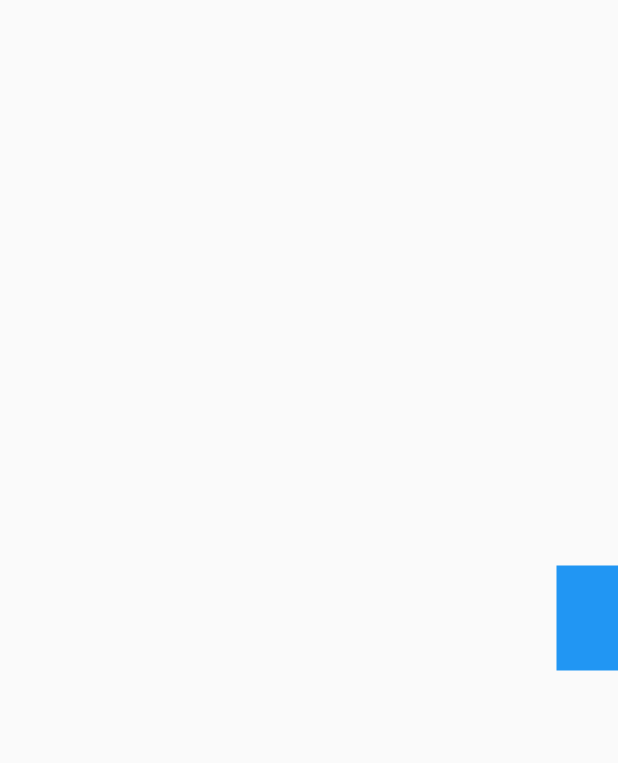
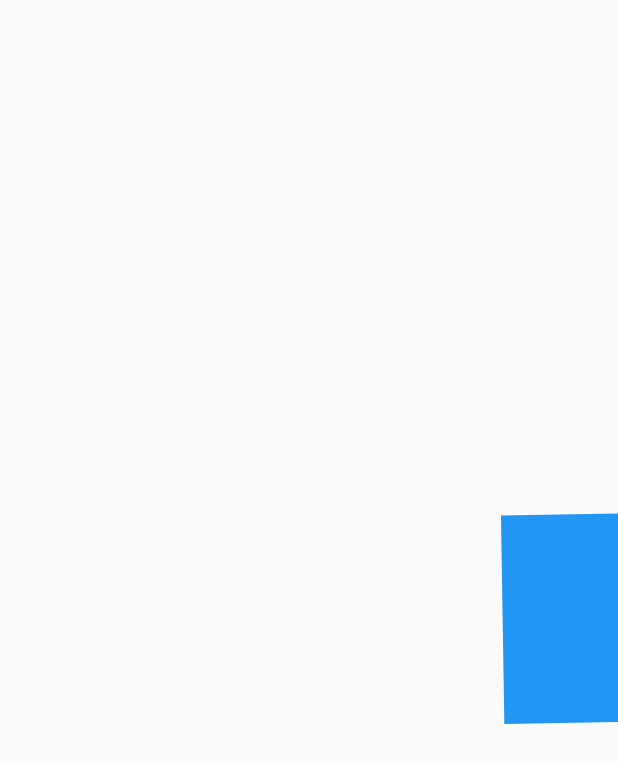
Before and after one commit to Alejandrofenix/AlejandrofenixFlutter-Animaciones-Personalizadas, a Flutter app: the screen it shows after launch, on a phone screen of 412 x 824 dp. Shown: the top 763 px of the screen. Run offline on Flutter 3.47's test engine with Material 2 defaults, Android fonts, the phone set to English and light mode, and no system bars.

Commit message:
Se agrego la animación de agrandamiento

```diff
--- a/lib/srs/pages/animaciones_page.dart
+++ b/lib/srs/pages/animaciones_page.dart
@@ -23,6 +23,7 @@
   late Animation<double> rotacion;
   late Animation<double> opacidad;
   late Animation<double> moverDerecha;
+  late Animation<double> agrandar;
 
   @override
   void initState() {
@@ -39,11 +40,14 @@
     moverDerecha = Tween(begin: 0.0, end: 200.0)
         .animate(CurvedAnimation(parent: controller, curve: Curves.easeOut));
 
+    agrandar = Tween(begin: 0.0, end: 2.0)
+        .animate(CurvedAnimation(parent: controller, curve: Curves.easeOut));
+
     controller.addListener(() {
       print('Status: ' + controller.status.toString());
 
       if (controller.status == AnimationStatus.completed) {
-        //controller.reverse();
+        controller.repeat();
       }
     });
 
@@ -70,7 +74,8 @@
               angle: rotacion.value,
               child: Opacity(
                 opacity: opacidad.value,
-                child: childRectangulo,
+                child: Transform.scale(
+                    scale: agrandar.value, child: childRectangulo),
               )),
         );
       },
```
